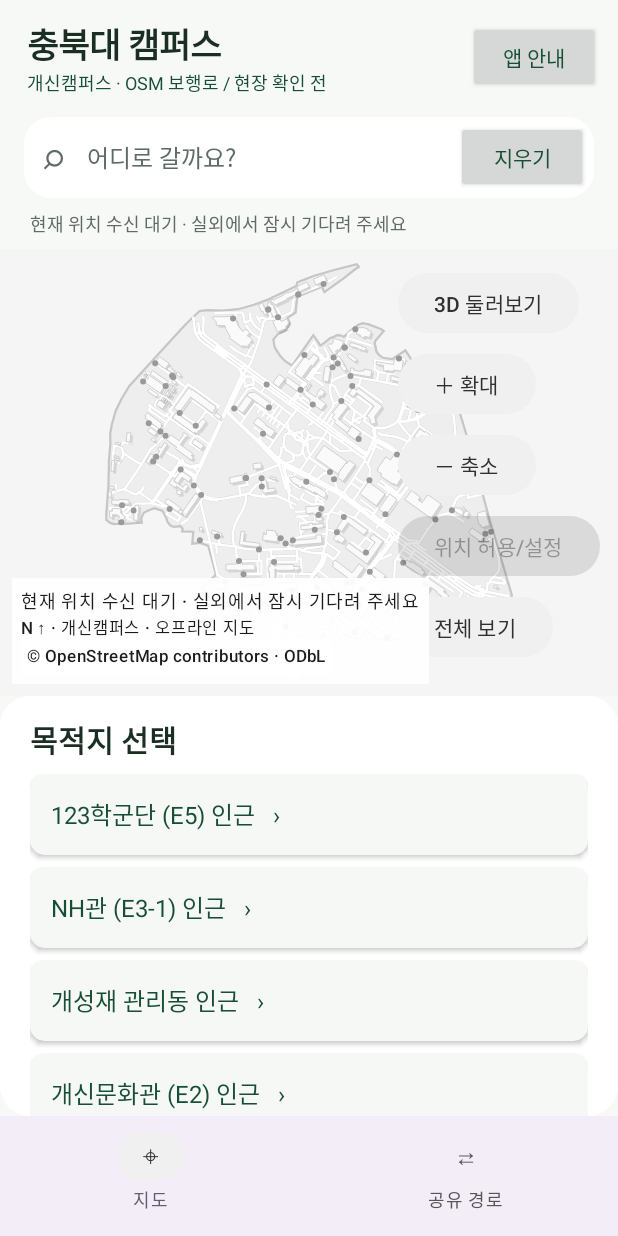
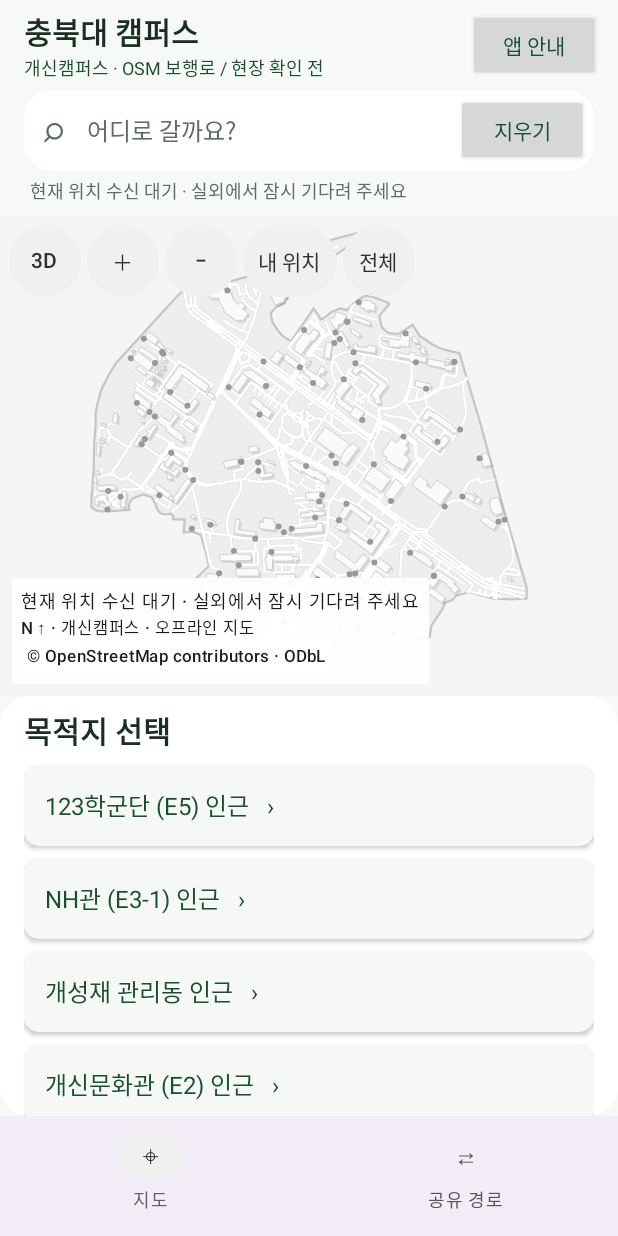
Before and after one commit to sballgut/sensor_map, an Android app built with Jetpack Compose: the screen it shows after launch (MainActivity), on a phone screen of 412 x 824 dp. Run offline under Robolectric (Android 15) with nearby library versions, the phone set to English and light mode, and no system bars; pictures from the network do not load.

Commit message:
Synchronize live map motion and adapt navigation layout for S26 Plus

```diff
--- a/campus-route/app/src/main/java/com/example/sensorae/ui/d1/DestinationHomeView.java
+++ b/campus-route/app/src/main/java/com/example/sensorae/ui/d1/DestinationHomeView.java
@@ -45,9 +45,9 @@ public final class DestinationHomeView extends LinearLayout {
         super(context);
         setOrientation(VERTICAL); setBackgroundColor(Color.rgb(247, 249, 247));
 
-        LinearLayout header = row(); header.setPadding(dp(18), dp(12), dp(12), dp(4));
+        LinearLayout header = row(); header.setPadding(dp(16), dp(6), dp(12), dp(2));
         LinearLayout heading = column();
-        TextView name = text("충북대 캠퍼스", 23, INK); name.setTypeface(Typeface.DEFAULT, Typeface.BOLD);
+        TextView name = text("충북대 캠퍼스", 20, INK); name.setTypeface(Typeface.DEFAULT, Typeface.BOLD);
         heading.addView(name);
         modeLabel = text("시험 모드 · 목적지 예시", 12, GREEN); heading.addView(modeLabel);
         header.addView(heading, new LayoutParams(0, -2, 1));
@@ -65,7 +65,7 @@ public final class DestinationHomeView extends LinearLayout {
         searchBox.addView(search, new LayoutParams(0, dp(50), 1));
         Button clear = button("지우기", () -> { search.setText(""); controller.clearSelection(); renderSheet(); });
         clear.setContentDescription("검색어와 목적지 선택 지우기"); searchBox.addView(clear, new LayoutParams(-2, dp(48)));
-        LayoutParams searchParams = new LayoutParams(-1, -2); searchParams.setMargins(dp(16), dp(10), dp(16), dp(8));
+        LayoutParams searchParams = new LayoutParams(-1, -2); searchParams.setMargins(dp(16), dp(4), dp(16), dp(4));
         addView(searchBox, searchParams);
 
         locationStatus = text("현재 위치 수신 대기", 12, MUTED); locationStatus.setPadding(dp(20), 0, dp(20), dp(8)); addView(locationStatus);
@@ -88,14 +88,14 @@ public final class DestinationHomeView extends LinearLayout {
         ScrollView sheetScroll = new ScrollView(context) {
             @Override protected void onMeasure(int widthSpec, int heightSpec) {
                 int available = DestinationHomeView.this.getHeight();
-                int cap = available > 0 ? Math.round(available * .48f) : dp(280);
+                int cap = available > 0 ? Math.round(available * .36f) : dp(280);
                 int parentMode = MeasureSpec.getMode(heightSpec), parentSize = MeasureSpec.getSize(heightSpec);
                 if (parentMode != MeasureSpec.UNSPECIFIED) cap = Math.min(cap, parentSize);
                 super.onMeasure(widthSpec, MeasureSpec.makeMeasureSpec(Math.max(0, cap), MeasureSpec.AT_MOST));
             }
         };
         sheetScroll.setBackground(background(Color.WHITE, 20));
-        sheet = column(); sheet.setPadding(dp(20), dp(14), dp(20), dp(16)); sheetScroll.addView(sheet);
+        sheet = column(); sheet.setPadding(dp(16), dp(8), dp(16), dp(8)); sheetScroll.addView(sheet);
         addView(sheetScroll, new LayoutParams(-1, -2));
         search.addTextChangedListener(new TextWatcher() {
             public void beforeTextChanged(CharSequence value, int start, int count, int after) {}
@@ -147,7 +147,7 @@ public final class DestinationHomeView extends LinearLayout {
         Destination selected = controller.selected();
         if (selected != null) {
             LinearLayout titleRow = row();
-            TextView title = text(selected.name, 22, INK); title.setTypeface(Typeface.DEFAULT, Typeface.BOLD);
+            TextView title = text(selected.name, 18, INK); title.setTypeface(Typeface.DEFAULT, Typeface.BOLD);
             titleRow.addView(title, new LayoutParams(0, -2, 1));
             titleRow.addView(button("선택 취소", () -> { controller.clearSelection(); renderSheet(); }), new LayoutParams(-2, dp(48)));
             sheet.addView(titleRow);
--- a/campus-route/app/src/main/java/kr/ac/campusroute/MainActivity.kt
+++ b/campus-route/app/src/main/java/kr/ac/campusroute/MainActivity.kt
@@ -34,16 +34,17 @@ class MainActivity : ComponentActivity() {
                 val state by model.state.collectAsStateWithLifecycle()
                 val location = rememberDeviceLocation()
                 LaunchedEffect(location.state) { model.updateLocation(location.state) }
+                val displayLocation=location.copy(state=state.location,headingDegrees=location.headingDegrees.takeIf { state.location.canFollow })
                 var tab by rememberSaveable { mutableIntStateOf(0) }
                 BackHandler(state.navigating) { if (state.mapPreview) model.toggleMap() else model.end() }
                 Surface(Modifier.fillMaxSize()) {
                     Box(Modifier.fillMaxSize().safeDrawingPadding()) {
-                        if (state.navigating && !state.mapPreview) NavigationScreen(model, state, location.headingDegrees)
-                        else if(state.navigating) HomeScreen(model,state,location)
+                        if (state.navigating && !state.mapPreview) NavigationScreen(model, state, displayLocation.headingDegrees)
+                        else if(state.navigating) HomeScreen(model,state,displayLocation)
                         else Column(Modifier.fillMaxSize()) {
                             Box(Modifier.weight(1f).fillMaxWidth()) {
-                                if(tab==0) HomeScreen(model,state,location)
-                                else SharedRoutesScreen(model,state,location)
+                                if(tab==0) HomeScreen(model,state,displayLocation)
+                                else SharedRoutesScreen(model,state,displayLocation)
                             }
                             NavigationBar {
                                 NavigationBarItem(selected=tab==0,onClick={tab=0; model.clearMessage()},icon={Text("⌖")},label={Text("지도")})
--- /dev/null
+++ b/campus-route/app/src/main/java/kr/ac/campusroute/location/LiveLocationGate.kt
@@ -0,0 +1,32 @@
+package kr.ac.campusroute.location
+
+/** One accepted measurement for map, avatar, camera and progress. Never extrapolates movement. */
+class LiveLocationGate(private val originLatitude: Double, private val originLongitude: Double) {
+    private var accepted: MapFix? = null
+    private var lastSeen = Long.MIN_VALUE
+    private var displayed = MapLocationState(LocationCondition.PERMISSION_REQUIRED)
+    fun update(input: MapLocationState): MapLocationState {
+        if(input.condition==LocationCondition.PERMISSION_REQUIRED) {
+            accepted=null; lastSeen=Long.MIN_VALUE; displayed=input.copy(fix=null); return displayed
+        }
+        val fix=input.fix
+        if(!input.canFollow || fix==null || (fix.accuracyMetres ?: Double.MAX_VALUE)>30) {
+            displayed=input.copy(condition=if(input.canFollow) LocationCondition.UNCERTAIN else input.condition,fix=accepted)
+            return displayed
+        }
+        if(fix.elapsedRealtimeMs<=lastSeen) return displayed
+        lastSeen=fix.elapsedRealtimeMs
+        val previous=accepted
+        if(previous!=null) {
+            val seconds=(fix.elapsedRealtimeMs-previous.elapsedRealtimeMs)/1000.0
+            val point=projectWgs84(fix.latitude,fix.longitude,originLatitude,originLongitude)
+            val old=projectWgs84(previous.latitude,previous.longitude,originLatitude,originLongitude)
+            if(seconds<=0 || point.distance(old)>maxOf(40.0,seconds*6)) {
+                displayed=input.copy(condition=LocationCondition.UNCERTAIN,fix=previous)
+                return displayed
+            }
+        }
+        accepted=fix; displayed=input
+        return displayed
+    }
+}
--- a/campus-route/app/src/main/java/kr/ac/campusroute/ui/CampusViewModel.kt
+++ b/campus-route/app/src/main/java/kr/ac/campusroute/ui/CampusViewModel.kt
@@ -27,13 +27,15 @@ class CampusViewModel(val campus: Campus, private val planner: RoutePlanner = AS
     private var planning: Job?=null
     private val arrival=ArrivalTracker()
     private var lastFix: MapFix?=null
+    private val locationGate=LiveLocationGate(campus.originLatitude,campus.originLongitude)
     fun select(id: String?) {
         if(id!=null && campus.destinations.none { it.id==id }) return
         if(state.value.navigating) return
         planning?.cancel()
         mutable.update { it.copy(destination=id,route=null,message=null,planning=false,arrived=false) }
     }
-    fun updateLocation(location: MapLocationState) {
+    fun updateLocation(input: MapLocationState) {
+        val location=locationGate.update(input)
         mutable.update { it.copy(location=location) }
         val fix=location.fix ?: return
         if(!location.canFollow || (fix.accuracyMetres ?: Double.MAX_VALUE)>30) { arrival.reset(); return }
@@ -42,15 +44,7 @@ class CampusViewModel(val campus: Campus, private val planner: RoutePlanner = AS
         if(!current.navigating || current.arrived) return
         if(lastFix?.elapsedRealtimeMs==fix.elapsedRealtimeMs) return
         val point=projectWgs84(fix.latitude,fix.longitude,campus.originLatitude,campus.originLongitude)
-        val old=lastFix
         lastFix=fix
-        if(old!=null) {
-            val elapsed=(fix.elapsedRealtimeMs-old.elapsedRealtimeMs)/1000.0
-            val previous=projectWgs84(old.latitude,old.longitude,campus.originLatitude,campus.originLongitude)
-            if(elapsed<=0 || point.distance(previous)>maxOf(40.0,elapsed*6)) {
-                arrival.reset(); mutable.update { it.copy(message="위치가 크게 변경되어 다음 위치 수신을 기다립니다.") }; return
-            }
-        }
         val match=matchRoute(route,point)
         val off=match.offset>maxOf(20.0,fix.accuracyMetres!!)
         if(off) arrival.reset()
--- a/campus-route/app/src/main/java/kr/ac/campusroute/ui/map/CampusMapPanel.kt
+++ b/campus-route/app/src/main/java/kr/ac/campusroute/ui/map/CampusMapPanel.kt
@@ -2,6 +2,11 @@ package kr.ac.campusroute.ui.map
 
 import android.graphics.Paint
 import androidx.compose.foundation.Canvas
+import androidx.compose.foundation.rememberScrollState
+import androidx.compose.foundation.horizontalScroll
+import androidx.compose.foundation.verticalScroll
+import androidx.compose.ui.semantics.semantics
+import androidx.compose.ui.semantics.contentDescription
 import androidx.compose.foundation.clickable
 import androidx.compose.ui.platform.LocalUriHandler
 import androidx.compose.foundation.gestures.detectTapGestures
@@ -50,24 +55,25 @@ fun CampusMapPanel(
         if (following && location.canFollow && current != null) { center=current; pan=Offset.Zero }
     }
     val transform: (Offset,Float) -> Unit = { move,scale -> following=false; pan+=move; zoom=(zoom*scale).coerceIn(.5f,12f) }
-    Box(modifier.clipToBounds()) {
+    BoxWithConstraints(modifier.clipToBounds()) {
+        val statusLimit=maxHeight*.38f
         if (show3d) CampusOverview(campus,route,current,selectedDestinationId,center,zoom,pan,transform,fix?.accuracyMetres,location.canFollow,headingDegrees)
         else CampusMap(campus,route,current,fix?.accuracyMetres,location.canFollow,selectedDestinationId,center,zoom,pan,transform,onDestinationSelected,headingDegrees)
-        Column(Modifier.align(Alignment.TopEnd).padding(12.dp), verticalArrangement=Arrangement.spacedBy(6.dp)) {
-            FilledTonalButton(onClick={ show3d=!show3d; pan=Offset.Zero }) { Text(if(show3d) "2D 지도" else "3D 둘러보기") }
-            FilledTonalButton(onClick={ zoom=(zoom*1.3f).coerceAtMost(12f) }) { Text("＋ 확대") }
-            FilledTonalButton(onClick={ zoom=(zoom/1.3f).coerceAtLeast(.5f) }) { Text("－ 축소") }
-            FilledTonalButton(onClick={
+        Row(Modifier.align(Alignment.TopCenter).fillMaxWidth().horizontalScroll(rememberScrollState()).padding(6.dp), horizontalArrangement=Arrangement.spacedBy(4.dp)) {
+            MapControl(if(show3d) "2D" else "3D", "2D/3D 전환") { show3d=!show3d; pan=Offset.Zero }
+            MapControl("＋", "지도 확대") { zoom=(zoom*1.3f).coerceAtMost(12f) }
+            MapControl("−", "지도 축소") { zoom=(zoom/1.3f).coerceAtLeast(.5f) }
+            MapControl("내 위치", "내 위치 또는 위치 설정") {
                 when {
                     location.condition==LocationCondition.PERMISSION_REQUIRED -> if(permissionDenied) onOpenLocationSettings() else onRequestLocation()
                     location.condition==LocationCondition.DISABLED -> onOpenLocationSettings()
-                    current != null -> { center=current; pan=Offset.Zero; following=location.canFollow }
+                    current!=null -> { center=current; pan=Offset.Zero; following=location.canFollow }
                 }
-            },enabled=current!=null || location.condition in listOf(LocationCondition.PERMISSION_REQUIRED,LocationCondition.DISABLED)) { Text(if(current==null) "위치 허용/설정" else "내 위치") }
-            FilledTonalButton(onClick={ center=campus.center; pan=Offset.Zero; zoom=1f; following=false }) { Text("전체 보기") }
+            }
+            MapControl("전체", "캠퍼스 전체 보기") { center=campus.center; pan=Offset.Zero; zoom=1f; following=false }
         }
         Surface(Modifier.align(Alignment.BottomStart).padding(8.dp),color=Color.White.copy(alpha=.94f)) {
-            Column(Modifier.padding(6.dp)) {
+            Column(Modifier.heightIn(max=statusLimit).verticalScroll(rememberScrollState()).padding(6.dp)) {
                 Text(locationMessage(location,permissionDenied),style=MaterialTheme.typography.labelMedium)
                 if (outside) Text("개신캠퍼스 밖 · 주변 지도는 제공하지 않음",style=MaterialTheme.typography.labelSmall)
                 if (location.condition==LocationCondition.PERMISSION_REQUIRED) {
@@ -80,6 +86,13 @@ fun CampusMapPanel(
                 MapAttribution()
             }
         }
+    }
+}
+
+@Composable
+private fun MapControl(label: String, description: String, onClick: () -> Unit) {
+    FilledTonalButton(onClick=onClick,modifier=Modifier.heightIn(min=48.dp).widthIn(min=48.dp).semantics { contentDescription=description },contentPadding=PaddingValues(horizontal=10.dp,vertical=4.dp)) {
+        Text(label,maxLines=1,style=MaterialTheme.typography.labelLarge)
     }
 }
 
```
Also changed, not shown: campus-route/app/src/main/java/kr/ac/campusroute/rendering/CampusRenderer.kt (+9 -5 lines), campus-route/app/src/main/java/kr/ac/campusroute/ui/navigation/NavigationScreen.kt (+29 -20 lines), 6 other files.
